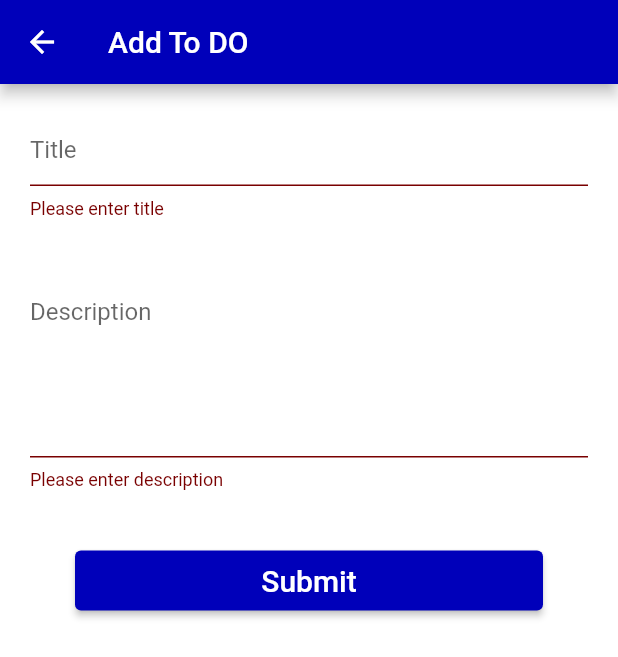
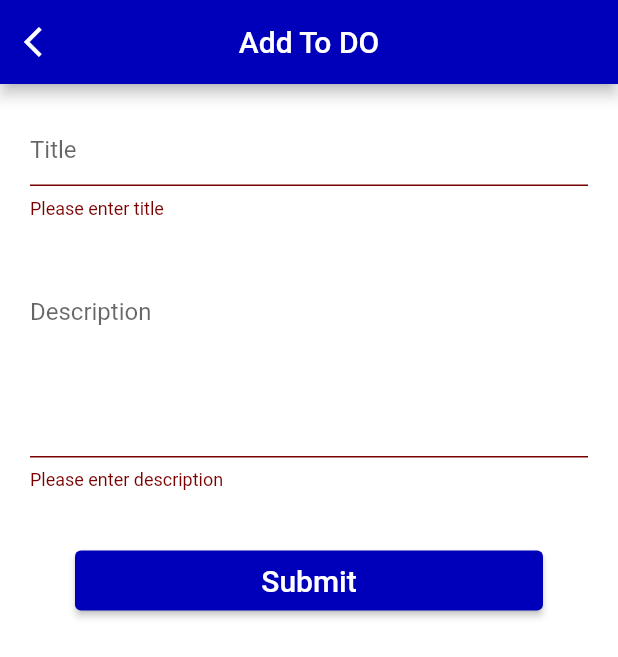
Before and after one commit to AbdulRehman421/ToDoApp, a Flutter app: the AddToDo screen opened directly, after a tap on "Submit", on a phone screen of 412 x 824 dp. Shown: the top 657 px of the screen. Run offline on Flutter 3.47's test engine with Material 2 defaults, Android fonts, the phone set to English and light mode, and no system bars; our stand-ins replace connectivity_plus, fluttertoast, internet_connection_checker; network calls fail.

Commit message:
add remaining files

```diff
--- a/lib/addlist.dart
+++ b/lib/addlist.dart
@@ -31,7 +31,12 @@ class _AddToDoState extends State<AddToDo> {
   }
   Widget build(BuildContext context) {
     return Scaffold(
-      appBar: AppBar(title: Text(isEdit ? "Edit To Do" : "Add To DO",
+      appBar: AppBar(
+        centerTitle: true,
+        leading: IconButton(onPressed: () {
+          Navigator.push(context, MaterialPageRoute(builder: (context) => ToDoList(),));
+        }, icon: Icon(Icons.arrow_back_ios)),
+        title: Text(isEdit ? "Edit To Do" : "Add To DO",
 
       ),),
     body: Form(
@@ -85,7 +90,8 @@ padding: EdgeInsets.only(right: 50,left: 50),
                       //   const SnackBar(content: Text('Processing Data')),
                       // );
                       isEdit? UpdateData() :  submitData();
-                      Navigator.of(context).pop();                        // Navigator.push(context, MaterialPageRoute(builder: (context) => ToDoList(),));
+                      Navigator. of(context). pop();
+                      Navigator.push(context, MaterialPageRoute(builder: (context) => ToDoList(),));                      // Navigator.push(context, MaterialPageRoute(builder: (context) => ToDoList(),));
 
                     }
                   },
--- a/pubspec.yaml
+++ b/pubspec.yaml
@@ -38,6 +38,7 @@ dependencies:
   http: ^1.1.0
   internet_connection_checker: ^1.0.0+1
   connectivity_plus: ^4.0.1
+  fluttertoast: ^8.2.2
 
 dev_dependencies:
   flutter_test:
```
Also changed, not shown: lib/todolist.dart (+33 -16 lines), pubspec.lock.
